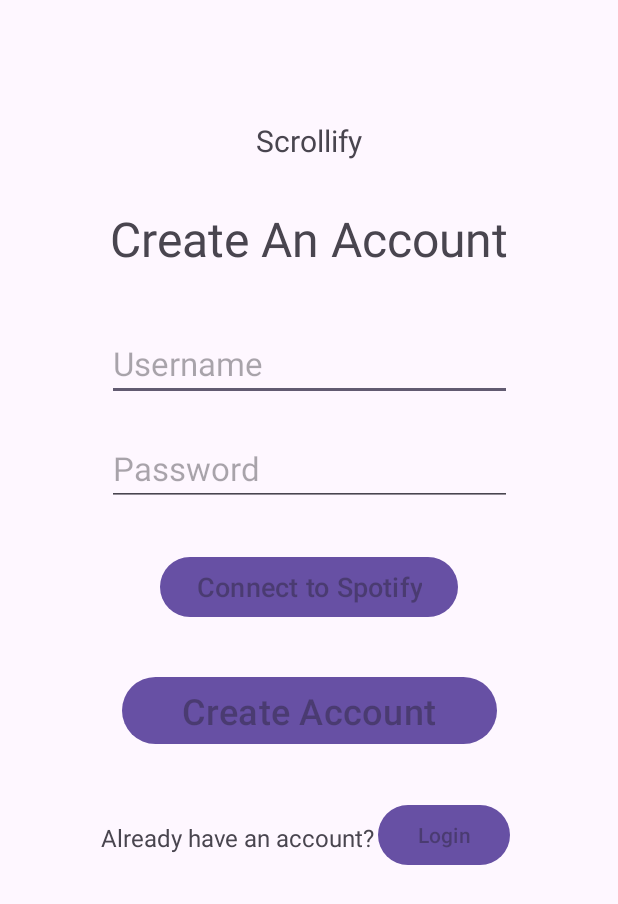
After one commit to JohnN310/Scrollify, an Android app: the layout create_account.xml on its own in the app's theme, with its tools: preview values and no code run, on a phone screen of 412 x 824 dp. The commit adds this screen. Shown: the top 904 px of the screen. Run offline under Robolectric (Android 15) with nearby library versions, the phone set to English and light mode, and no system bars.

Commit message:
create account UI
I added a "logo" on top, a header that says "Create an Account", a text input for the username, a text input for the password, a button to connect the account to spotify, a button to create the account, and a login button if the user already has an account. All of the text inputs and buttons have no function

```diff
--- /dev/null
+++ b/app/src/main/java/com/example/spotifytest/CreateAccount.java
@@ -0,0 +1,9 @@
+package com.example.spotifytest;
+
+public class CreateAccount {
+
+
+
+
+
+}
--- /dev/null
+++ b/app/src/main/res/layout/create_account.xml
@@ -0,0 +1,115 @@
+<?xml version="1.0" encoding="utf-8"?>
+<androidx.constraintlayout.widget.ConstraintLayout xmlns:android="http://schemas.android.com/apk/res/android"
+    xmlns:app="http://schemas.android.com/apk/res-auto"
+    xmlns:tools="http://schemas.android.com/tools"
+    android:id="@+id/activity_main"
+    android:layout_width="match_parent"
+    android:layout_height="match_parent"
+    tools:context=".CreateAccount" >
+
+    <TextView
+        android:id="@+id/logo"
+        android:layout_width="wrap_content"
+        android:layout_height="wrap_content"
+        android:layout_marginStart="120dp"
+        android:layout_marginTop="80dp"
+        android:layout_marginBottom="20dp"
+        android:layout_marginEnd="120dp"
+        android:text="@string/scrollify"
+        android:textSize="20sp"
+        app:layout_constraintBottom_toTopOf="@+id/create_an_account_text"
+        app:layout_constraintEnd_toEndOf="parent"
+        app:layout_constraintStart_toStartOf="parent"
+        app:layout_constraintTop_toTopOf="parent" />
+
+    <TextView
+        android:id="@+id/create_an_account_text"
+        android:layout_width="wrap_content"
+        android:layout_height="wrap_content"
+        android:layout_marginStart="120dp"
+        android:layout_marginEnd="120dp"
+        android:layout_marginTop="30dp"
+        android:text="@string/create_an_account"
+        android:textSize="32sp"
+        app:layout_constraintEnd_toEndOf="parent"
+        app:layout_constraintStart_toStartOf="parent"
+        app:layout_constraintTop_toBottomOf="@id/logo"
+        tools:layout_editor_absoluteY="140dp" />
+
+    <EditText
+        android:id="@+id/create_username"
+        android:layout_width="270sp"
+        android:layout_height="wrap_content"
+        android:layout_marginTop="80dp"
+        android:layout_marginStart="60dp"
+        android:layout_marginEnd="60dp"
+        android:hint="@string/username"
+        app:layout_constraintStart_toStartOf="parent"
+        app:layout_constraintEnd_toEndOf="parent"
+        app:layout_constraintTop_toTopOf="@id/create_an_account_text"
+        android:textSize="22sp"/>
+
+    <EditText
+        android:id="@+id/create_password"
+        android:layout_width="270sp"
+        android:layout_height="wrap_content"
+        android:layout_marginTop="70dp"
+        android:layout_marginStart="60dp"
+        android:layout_marginEnd="60dp"
+        android:hint="@string/password"
+        app:layout_constraintStart_toStartOf="parent"
+        app:layout_constraintEnd_toEndOf="parent"
+        app:layout_constraintTop_toTopOf="@id/create_username"
+        android:textSize="22sp"/>
+
+    <Button
+        android:id="@+id/connect_spotify_button"
+        android:layout_width="wrap_content"
+        android:layout_height="wrap_content"
+        android:layout_marginTop="80dp"
+        android:hint="@string/connect_to_spotify"
+        android:textColor="@color/white"
+        android:textSize="18sp"
+        app:layout_constraintEnd_toEndOf="parent"
+        app:layout_constraintStart_toStartOf="parent"
+        app:layout_constraintTop_toTopOf="@id/create_password" />
+
+    <Button
+        android:id="@+id/create_account"
+        android:layout_width="250dp"
+        android:layout_height="wrap_content"
+        android:layout_marginTop="80dp"
+        android:layout_marginStart="74dp"
+        android:layout_marginEnd="74dp"
+        android:hint="@string/create_account"
+        app:layout_constraintStart_toStartOf="parent"
+        app:layout_constraintEnd_toEndOf="parent"
+        app:layout_constraintTop_toTopOf="@id/connect_spotify_button"
+        android:textSize="24sp" />
+
+    <TextView
+        android:id="@+id/have_an_account"
+        android:layout_width="wrap_content"
+        android:layout_height="wrap_content"
+        android:layout_marginTop="100dp"
+        android:layout_marginStart="65dp"
+        android:text="@string/already_have_an_account"
+        app:layout_constraintEnd_toStartOf="@id/go_to_login"
+        app:layout_constraintStart_toStartOf="parent"
+        app:layout_constraintTop_toTopOf="@id/create_account"
+        android:textSize="16sp"/>
+
+    <Button
+        android:id="@+id/go_to_login"
+        android:layout_width="wrap_content"
+        android:layout_height="wrap_content"
+        android:layout_marginTop="85dp"
+        android:layout_marginEnd="70dp"
+        android:hint="@string/login"
+        app:layout_constraintStart_toEndOf="@id/have_an_account"
+        app:layout_constraintEnd_toEndOf="parent"
+        app:layout_constraintTop_toTopOf="@id/create_account"
+        android:textSize="14sp" />
+
+
+</androidx.constraintlayout.widget.ConstraintLayout>
--- a/app/src/main/res/values/strings.xml
+++ b/app/src/main/res/values/strings.xml
@@ -43,4 +43,12 @@
         libero vel nunc consequat, quis tincidunt nisl eleifend. Cras bibendum enim a justo luctus
         vestibulum. Fusce dictum libero quis erat maximus, vitae volutpat diam dignissim.
     </string>
+    <string name="create_an_account">Create An Account</string>
+    <string name="username">Username</string>
+    <string name="password">Password</string>
+    <string name="connect_to_spotify">Connect to Spotify</string>
+    <string name="create_account">Create Account</string>
+    <string name="login">Login</string>
+    <string name="already_have_an_account">Already have an account?</string>
+    <string name="scrollify">Scrollify</string>
 </resources>
```
